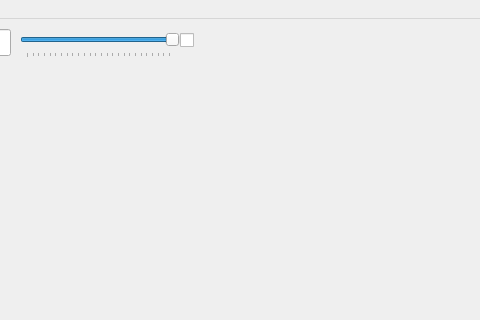
Zuchis/imgEditor, file GUI/imageEditor.ui: the form before one commit; both pictures show x 520 to 1000 and y 0 to 320 of the 1000 by 1000 pixel window.
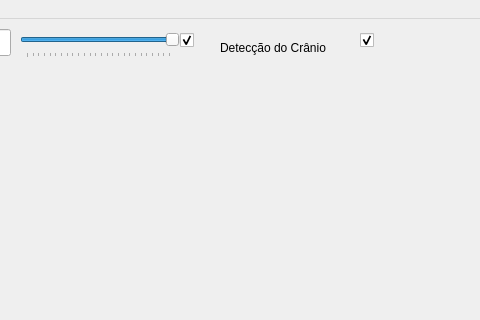
The form after the commit. Icons and pictures are not drawn.

Commit message: working on the secondary threshold

What changed in the file:
```diff
--- a/GUI/imageEditor.ui
+++ b/GUI/imageEditor.ui
@@ -331,6 +331,44 @@
     <property name="text">
      <string/>
     </property>
+    <property name="checked">
+     <bool>true</bool>
+    </property>
+    <property name="tristate">
+     <bool>false</bool>
+    </property>
+   </widget>
+   <widget class="QLabel" name="label_3">
+    <property name="geometry">
+     <rect>
+      <x>740</x>
+      <y>20</y>
+      <width>131</width>
+      <height>17</height>
+     </rect>
+    </property>
+    <property name="text">
+     <string>Detecção do Crânio</string>
+    </property>
+   </widget>
+   <widget class="QCheckBox" name="AutoDetectToggle">
+    <property name="geometry">
+     <rect>
+      <x>880</x>
+      <y>10</y>
+      <width>21</width>
+      <height>22</height>
+     </rect>
+    </property>
+    <property name="text">
+     <string/>
+    </property>
+    <property name="checked">
+     <bool>true</bool>
+    </property>
+    <property name="tristate">
+     <bool>false</bool>
+    </property>
    </widget>
   </widget>
   <widget class="QMenuBar" name="menubar">
```
The commit also changes 2 other files.
